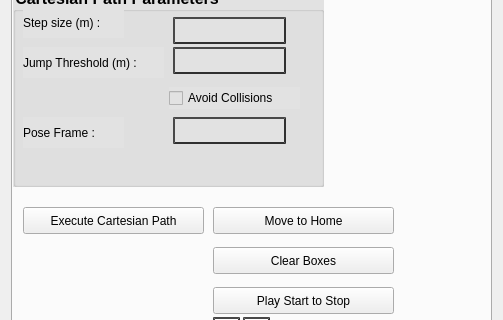
This is moveit_cartesian_plan_plugin/src/widgets/path_planning_widget.ui in peanut-robotics/fermi as Qt 5 draws it before an edit; both pictures show x 0 to 503 and y 150 to 470 of the 503 by 644 pixel window. The edited form follows.
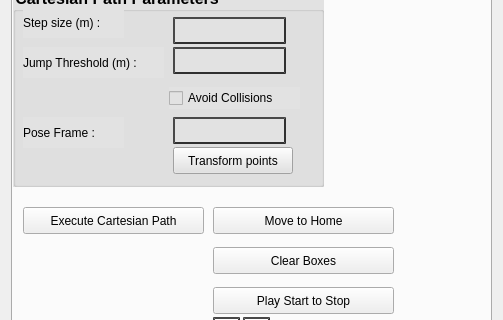
This is the edited form. The open tabs and pages were chosen to show the change.

Patch:
```diff
--- a/moveit_cartesian_plan_plugin/src/widgets/path_planning_widget.ui
+++ b/moveit_cartesian_plan_plugin/src/widgets/path_planning_widget.ui
@@ -492,6 +492,19 @@
 															border-color :rgb(48, 48, 48)</string>
 									</property>
 								</widget>
+								<widget class="QPushButton" name="transform_robot_model_frame">
+									<property name="geometry">
+										<rect>
+											<x>160</x>
+											<y>160</y>
+											<width>120</width>
+											<height>27</height>
+										</rect>
+									</property>
+									<property name="text">
+										<string>Transform points</string>
+									</property>
+								</widget>
 							</widget>
 						<widget class="QLabel" name="lbl_cartPathCompleted">
 							<property name="geometry">
```
